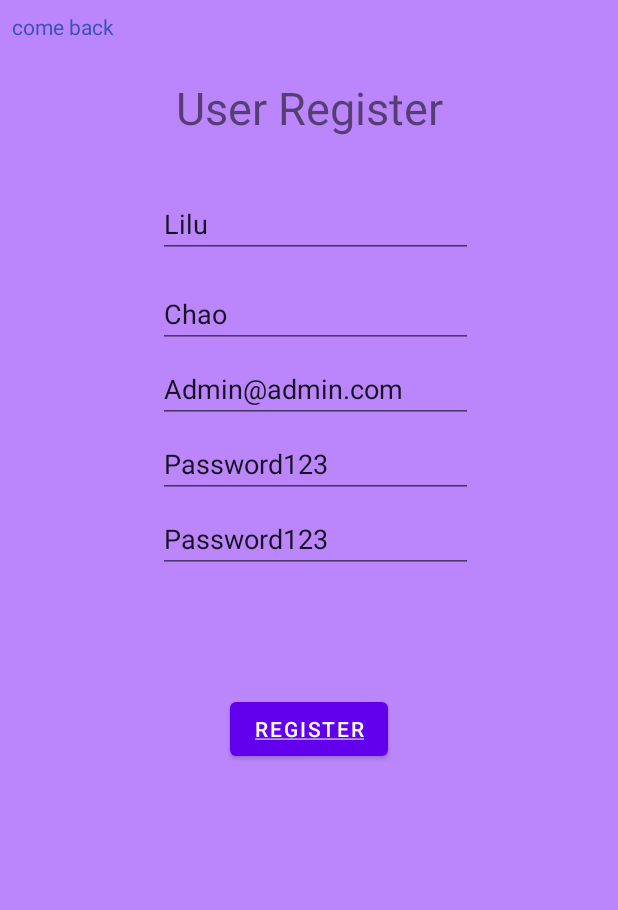
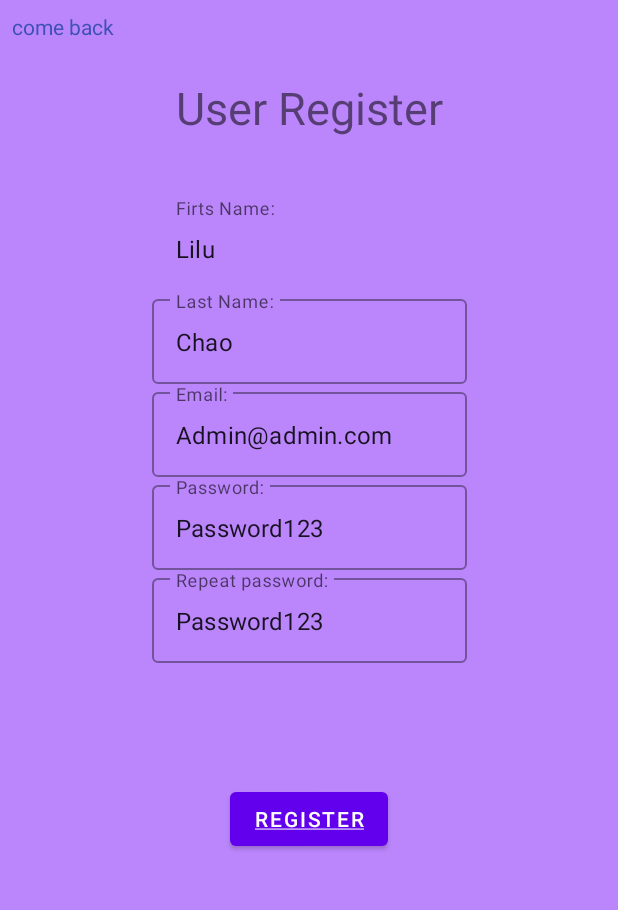
Before and after one commit to patycorona/Current_News, an Android app: the screen it shows after launch (MainActivity), after a tap on "Register", on a phone screen of 412 x 824 dp, the part 84-994 px from its top. Run offline under Robolectric (Android 15) with nearby library versions, the phone set to English and light mode, and no system bars; our stand-ins replace Dagger/Hilt's generated code, RxJava; libraries missing offline, so code that uses them is left out: com.jakewharton.retrofit2.

Commit message:
termino de flujo para agregar noticias

```diff
--- a/app/src/main/java/com/example/currentnews/api/CoreHomeApi.kt
+++ b/app/src/main/java/com/example/currentnews/api/CoreHomeApi.kt
@@ -1,9 +1,13 @@
 package com.example.currentnews.api
 
 import com.example.currentnews.models.NewsResponse
+import com.example.currentnews.models.news.AddNewsRequest
+import com.example.currentnews.models.news.ManyNewsResponse
 import com.example.currentnews.models.news.NewsRequest
+import com.example.currentnews.models.user.AccessResultModel
 import com.example.currentnews.models.user.UserAccessResponse
 import com.example.currentnews.models.user.UserRegisterRequest
+import com.example.currentnews.models.user.UserResult
 import com.example.currentnews.views.login.UserAccessRequest
 import io.reactivex.Single
 import retrofit2.http.Body
@@ -15,11 +19,11 @@ interface CoreHomeApi {
 
     @GET("/news")
     @Headers("Content-Type: application/json ")
-    fun getNews(): Single<NewsResponse>
+    fun getNews(): Single<ManyNewsResponse>
 
-    @POST("//news")
+    @POST("/news")
     @Headers("Content-Type: application/json ")
-    fun addNewNews(@Body addNewsRequest: NewsRequest): Single<UserAccessResponse>
+    fun addNewNews(@Body addNewsRequest: AddNewsRequest): Single<UserAccessResponse>
 
     @POST("/register_user_new")
     @Headers("Content-Type: application/json ")
--- a/app/src/main/java/com/example/currentnews/mapping/NewsResponseToModel.kt
+++ b/app/src/main/java/com/example/currentnews/mapping/NewsResponseToModel.kt
@@ -1,12 +1,13 @@
 package com.example.currentnews.mapping
 
 import com.example.currentnews.models.NewsResponse
+import com.example.currentnews.models.news.ManyNewsResponse
 import com.example.currentnews.models.news.NewsModel
 
-internal fun NewsResponse.toModel(): MutableList<NewsModel> {
+internal fun ManyNewsResponse.toModel(): MutableList<NewsModel> {
     val newsList: MutableList<NewsModel> = mutableListOf()
 
-    newsR.map { NR ->
+    listNews.map { NR ->
         newsList.add(
             NewsModel(
                 id = NR.id,
--- a/app/src/main/java/com/example/currentnews/models/NewsResponse.kt
+++ b/app/src/main/java/com/example/currentnews/models/NewsResponse.kt
@@ -1,6 +1,7 @@
 package com.example.currentnews.models
 
 import com.example.currentnews.models.news.NewsRequest
+import com.example.currentnews.models.user.UserModel
 import com.google.gson.annotations.SerializedName
 
 class NewsResponse {
--- a/app/src/main/java/com/example/currentnews/models/user/UserResult.kt
+++ b/app/src/main/java/com/example/currentnews/models/user/UserResult.kt
@@ -3,6 +3,6 @@ package com.example.currentnews.models.user
 import com.google.gson.annotations.SerializedName
 
 data class UserResult(
-    @SerializedName( "code") val code:String = "",
-    @SerializedName( "message") val message:String = ""
+    @SerializedName("code") val code: String = "",
+    @SerializedName("message") val message: String = ""
 )
--- a/app/src/main/java/com/example/currentnews/platform/component/MainComponent.kt
+++ b/app/src/main/java/com/example/currentnews/platform/component/MainComponent.kt
@@ -1,9 +1,6 @@
 package com.example.currentnews.platform.component
 
-import com.example.currentnews.platform.module.RegisterNewsModule
-import com.example.currentnews.platform.module.RepositoryModule
-import com.example.currentnews.platform.module.RetrofitModule
-import com.example.currentnews.platform.module.UserRegisterModule
+import com.example.currentnews.platform.module.*
 import dagger.Component
 import javax.inject.Singleton
 
--- a/app/src/main/java/com/example/currentnews/platform/module/RegisterNewsModule.kt
+++ b/app/src/main/java/com/example/currentnews/platform/module/RegisterNewsModule.kt
@@ -1,7 +1,7 @@
 package com.example.currentnews.platform.module
 
 import com.example.currentnews.api.CoreHomeApi
-import com.example.currentnews.repository.UserRegisterRepository
+import com.example.currentnews.repository.NewsRepository
 import dagger.Module
 import dagger.Provides
 import dagger.hilt.InstallIn
@@ -12,5 +12,5 @@ import dagger.hilt.android.components.ActivityComponent
 class RegisterNewsModule {
     @Provides
     fun registerNewsRepositoryProvider(apiService: CoreHomeApi):
-        UserRegisterRepository = UserRegisterRepository(apiService)
+        NewsRepository = NewsRepository(apiService)
 }
--- a/app/src/main/java/com/example/currentnews/platform/module/RepositoryModule.kt
+++ b/app/src/main/java/com/example/currentnews/platform/module/RepositoryModule.kt
@@ -7,11 +7,10 @@ import dagger.Provides
 import dagger.hilt.InstallIn
 import dagger.hilt.android.components.ActivityComponent
 
-
 @Module
 @InstallIn(ActivityComponent::class)
 class RepositoryModule {
     @Provides
     fun userRegisterRepositoryPrivider(apiService: CoreHomeApi):
-            NewsRepository = NewsRepository(apiService)
+        NewsRepository = NewsRepository(apiService)
 }
--- a/app/src/main/java/com/example/currentnews/platform/module/UserRegisterModule.kt
+++ b/app/src/main/java/com/example/currentnews/platform/module/UserRegisterModule.kt
@@ -12,5 +12,5 @@ import dagger.hilt.android.components.ActivityComponent
 class UserRegisterModule {
     @Provides
     fun userRepositoryProvider(apiService: CoreHomeApi):
-            UserRegisterRepository = UserRegisterRepository(apiService)
+        UserRegisterRepository = UserRegisterRepository(apiService)
 }
--- a/app/src/main/java/com/example/currentnews/viewmodel/NewsViewModel.kt
+++ b/app/src/main/java/com/example/currentnews/viewmodel/NewsViewModel.kt
@@ -53,10 +53,10 @@ class NewsViewModel @Inject constructor(
     }
 
     // add News
-    fun addNewsValidation(id: Int, title: String, news: String, image: String) {
+    fun addNewsValidation(title: String, news: String, image: String) {
 
         compositeDisposable += newsRepository.addNews(
-            id = id, title = title, news = news, image = image
+            title = title, news = news, image = image
         )
             .subscribeOn(Schedulers.io())
             .subscribe({ accessResultModel ->
--- a/app/src/main/res/layout/fragment_user_register.xml
+++ b/app/src/main/res/layout/fragment_user_register.xml
@@ -1,6 +1,5 @@
 <?xml version="1.0" encoding="utf-8"?>
-<androidx.constraintlayout.widget.ConstraintLayout
-    xmlns:android="http://schemas.android.com/apk/res/android"
+<androidx.constraintlayout.widget.ConstraintLayout xmlns:android="http://schemas.android.com/apk/res/android"
     xmlns:app="http://schemas.android.com/apk/res-auto"
     android:layout_width="match_parent"
     android:layout_height="match_parent"
@@ -11,101 +10,140 @@
         android:id="@+id/regresar"
         android:layout_width="match_parent"
         android:layout_height="wrap_content"
+        android:layout_marginStart="@dimen/commo_padding_min"
+        android:layout_marginTop="@dimen/commo_padding_min"
         android:text="@string/link_Regresar"
         android:textColor="@color/text_color_reg"
-        android:layout_marginStart="@dimen/commo_padding_min"
-        android:layout_marginTop="@dimen/commo_padding_min"
-        app:layout_constraintTop_toTopOf="parent"
         app:layout_constraintStart_toStartOf="parent"
-        />
+        app:layout_constraintTop_toTopOf="parent" />
 
     <TextView
         android:id="@id/tvtitle"
-        android:textSize="@dimen/text_Size_title"
         android:layout_width="match_parent"
         android:layout_height="wrap_content"
+        android:layout_marginTop="@dimen/commo_padding_middle"
+        android:gravity="center_horizontal"
         android:text="@string/title_userRegister"
-        android:gravity="center_horizontal"
-        android:layout_marginTop="@dimen/commo_padding_middle"
-        app:layout_constraintTop_toBottomOf="@id/regresar"
+        android:textSize="@dimen/text_Size_title"
         app:layout_constraintEnd_toEndOf="parent"
         app:layout_constraintStart_toStartOf="parent"
-        />
+        app:layout_constraintTop_toBottomOf="@id/regresar" />
 
+    <com.google.android.material.textfield.TextInputLayout
+        android:id="@+id/id_1"
+        android:layout_width="wrap_content"
+        android:layout_height="wrap_content"
+        android:layout_marginTop="@dimen/height_login"
+        style="@style/Widget.MaterialComponents.TextInputLayout.OutlinedBox"
+        app:layout_constraintEnd_toEndOf="parent"
+        app:layout_constraintStart_toStartOf="parent"
+        app:layout_constraintTop_toBottomOf="@+id/tvtitle">
 
         <com.google.android.material.textfield.TextInputEditText
             android:id="@+id/ed_firstName"
             android:layout_width="@dimen/edit_text_width"
-        android:layout_height="@dimen/height_login"
+            android:layout_height="wrap_content"
+            android:background="@color/purple_200"
             android:hint="Firts Name:"
+            android:maxLines="1"
             android:text="Lilu"
+            app:layout_constraintEnd_toEndOf="parent"
             app:layout_constraintStart_toStartOf="parent"
+            app:layout_constraintTop_toBottomOf="@+id/tvtitle" />
+    </com.google.android.material.textfield.TextInputLayout>
+
+    <com.google.android.material.textfield.TextInputLayout
+        android:id="@+id/id_2"
+        android:layout_width="wrap_content"
+        android:layout_height="wrap_content"
         app:layout_constraintEnd_toEndOf="parent"
-        app:layout_constraintTop_toBottomOf="@+id/tvtitle"
-        android:layout_marginTop="@dimen/height_login"
-        android:layout_marginStart="@dimen/commo_padding_min"
-        />
+        app:layout_constraintStart_toStartOf="parent"
+        app:layout_constraintTop_toBottomOf="@+id/id_1"
+        style="@style/Widget.MaterialComponents.TextInputLayout.OutlinedBox">
 
         <com.google.android.material.textfield.TextInputEditText
             android:id="@+id/ed_lastName"
             android:layout_width="@dimen/edit_text_width"
-        android:layout_height="@dimen/height_login"
+            android:layout_height="wrap_content"
+            android:maxLines="1"
             android:hint="Last Name:"
             android:text="Chao"
+            app:layout_constraintEnd_toEndOf="parent"
             app:layout_constraintStart_toStartOf="parent"
+            app:layout_constraintTop_toBottomOf="@+id/ed_firstName" />
+    </com.google.android.material.textfield.TextInputLayout>
+
+    <com.google.android.material.textfield.TextInputLayout
+        android:id="@+id/id_3"
+        android:layout_width="wrap_content"
+        android:layout_height="wrap_content"
         app:layout_constraintEnd_toEndOf="parent"
-        app:layout_constraintTop_toBottomOf="@+id/ed_firstName"
-        android:layout_marginTop="@dimen/marginTop_ItemRB"
-        android:layout_marginStart="@dimen/commo_padding_min"
-        />
+        app:layout_constraintStart_toStartOf="parent"
+        app:layout_constraintTop_toBottomOf="@+id/id_2"
+        style="@style/Widget.MaterialComponents.TextInputLayout.OutlinedBox">
 
         <com.google.android.material.textfield.TextInputEditText
             android:id="@+id/ed_email"
             android:layout_width="@dimen/edit_text_width"
-        android:layout_height="@dimen/height_login"
+            android:layout_height="wrap_content"
             android:hint="Email:"
             android:text="Admin@admin.com"
+            app:layout_constraintEnd_toEndOf="parent"
             app:layout_constraintStart_toStartOf="parent"
+            app:layout_constraintTop_toBottomOf="@+id/ed_lastName" />
+
+    </com.google.android.material.textfield.TextInputLayout>
+
+    <com.google.android.material.textfield.TextInputLayout
+        android:id="@+id/id_4"
+        android:layout_width="wrap_content"
+        android:layout_height="wrap_content"
         app:layout_constraintEnd_toEndOf="parent"
-        app:layout_constraintTop_toBottomOf="@+id/ed_lastName"
-        android:layout_marginTop="10dp"
-        android:layout_marginStart="@dimen/commo_padding_min"
-        />
+        app:layout_constraintStart_toStartOf="parent"
+        app:layout_constraintTop_toBottomOf="@+id/id_3"
+        style="@style/Widget.MaterialComponents.TextInputLayout.OutlinedBox">
 
         <com.google.android.material.textfield.TextInputEditText
             android:id="@+id/ed_pwd"
             android:layout_width="@dimen/edit_text_width"
-        android:layout_height="@dimen/height_login"
+            android:layout_height="wrap_content"
             android:hint="Password:"
             android:text="Password123"
+            app:layout_constraintEnd_toEndOf="parent"
             app:layout_constraintStart_toStartOf="parent"
+            app:layout_constraintTop_toBottomOf="@+id/ed_email" />
+
+    </com.google.android.material.textfield.TextInputLayout>
+
+    <com.google.android.material.textfield.TextInputLayout
+        android:id="@+id/id_5"
+        android:layout_width="wrap_content"
+        android:layout_height="wrap_content"
         app:layout_constraintEnd_toEndOf="parent"
-        app:layout_constraintTop_toBottomOf="@+id/ed_email"
-        android:layout_marginTop="10dp"
-        android:layout_marginStart="@dimen/commo_padding_min"
-        />
+        app:layout_constraintStart_toStartOf="parent"
+        app:layout_constraintTop_toBottomOf="@+id/id_4"
+        style="@style/Widget.MaterialComponents.TextInputLayout.OutlinedBox">
 
         <com.google.android.material.textfield.TextInputEditText
             android:id="@+id/ed_repeat_pwd"
             android:layout_width="@dimen/edit_text_width"
-        android:layout_height="@dimen/height_login"
+            android:layout_height="wrap_content"
             android:hint="Repeat password:"
             android:text="Password123"
+            app:layout_constraintEnd_toEndOf="parent"
             app:layout_constraintStart_toStartOf="parent"
-        app:layout_constraintEnd_toEndOf="parent"
-        app:layout_constraintTop_toBottomOf="@+id/ed_pwd"
-        android:layout_marginTop="10dp"
-        android:layout_marginStart="@dimen/commo_padding_min"
-        />
+            app:layout_constraintTop_toBottomOf="@+id/ed_pwd" />
+
+    </com.google.android.material.textfield.TextInputLayout>
+
 
     <Button
         android:id="@+id/btnuserRegister"
         android:layout_width="wrap_content"
         android:layout_height="wrap_content"
+        android:layout_marginTop="@dimen/marginTop_login"
         android:text="@string/link_Reg"
-        android:layout_marginTop="@dimen/marginTop_login"
+        app:layout_constraintEnd_toEndOf="parent"
         app:layout_constraintStart_toStartOf="parent"
-        app:layout_constraintTop_toBottomOf="@+id/ed_repeat_pwd"
-        app:layout_constraintEnd_toEndOf="parent"
-        />
+        app:layout_constraintTop_toBottomOf="@+id/id_5" />
 </androidx.constraintlayout.widget.ConstraintLayout>
```
Also changed, not shown: app/src/main/java/com/example/currentnews/models/news/AddNewsModel.kt (added, +11 -0 lines), app/src/main/java/com/example/currentnews/models/news/AddNewsRequest.kt (added, +9 -0 lines), app/src/main/java/com/example/currentnews/models/news/ManyNewsResponse.kt (added, +8 -0 lines), app/src/main/java/com/example/currentnews/repository/NewsRepository.kt (+3 -4 lines), app/src/main/java/com/example/currentnews/views/news/AddNewsFragment.kt (+37 -4 lines), app/src/main/res/layout/fragment_login.xml (+23 -5 lines). Lines whose indentation alone changed are shown as unchanged.
